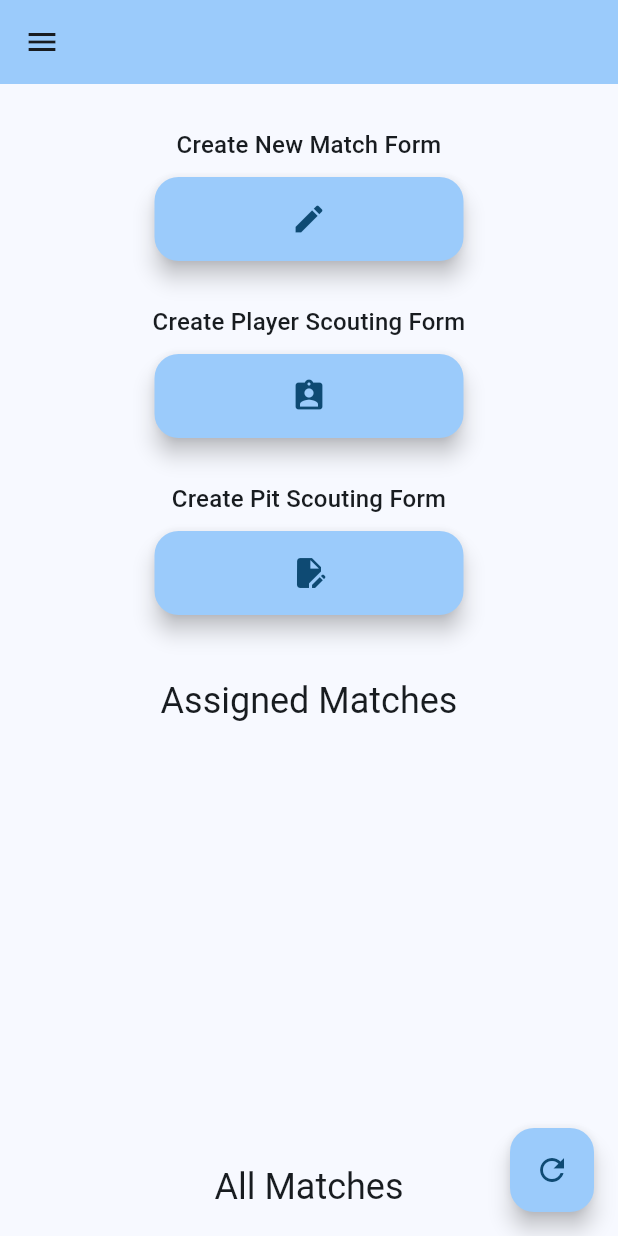
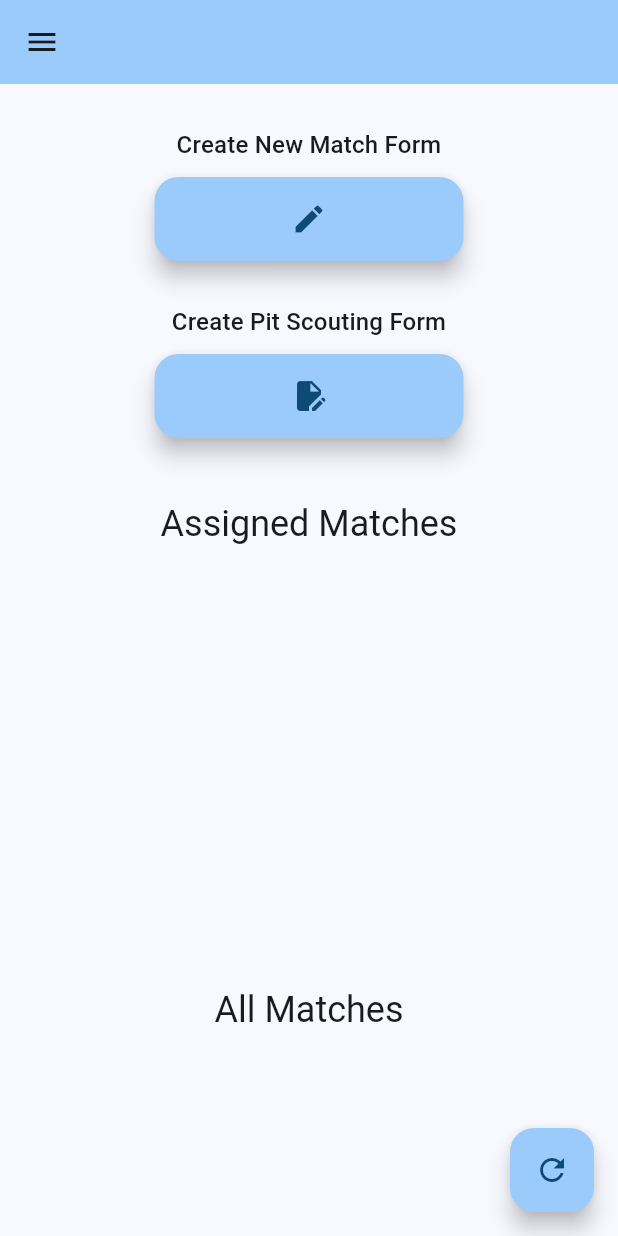
Before and after one commit to TheGreenMachine/GreenScout, a Flutter app: the HomePage screen opened directly, on a phone screen of 412 x 824 dp. Run offline on Flutter 3.47's test engine with Material 3 defaults, Android fonts, the phone set to English and light mode, and no system bars; our stand-ins replace image_picker, percent_indicator, scrollable_positioned_list, shared_preferences; missing offline and left inert: dart_ipify, encrypt, pointycastle; accounts and stored records are empty; network calls fail.

Commit message:
fixed bug, commented out player match scouting

```diff
--- a/lib/pages/home.dart
+++ b/lib/pages/home.dart
@@ -130,8 +130,8 @@ class _HomePage extends State<HomePage> {
           ...createAdminPageButton(context),
           const Padding(padding: EdgeInsets.all(12)),
           ...createMatchFormPageButton(context),
-          const Padding(padding: EdgeInsets.all(12)),
-          ...createPlayerScoutingPageButton(context),
+          // const Padding(padding: EdgeInsets.all(12)),
+          // ...createPlayerScoutingPageButton(context),
           const Padding(padding: EdgeInsets.all(12)),
           ...createPitScoutingPageButton(context),
           const Padding(padding: EdgeInsets.all(18)),
--- a/lib/pages/match_form.dart
+++ b/lib/pages/match_form.dart
@@ -941,7 +941,7 @@ class _MatchFormPage extends State<MatchFormPage> {
         "Ejects": autoEjects.value
       },
       "Endgame": {
-        "Parking Status": parkStatus,
+        "Parking Status": parkStatus.value,
         "Time": climbingTime
       },
       "Misc": {
```
